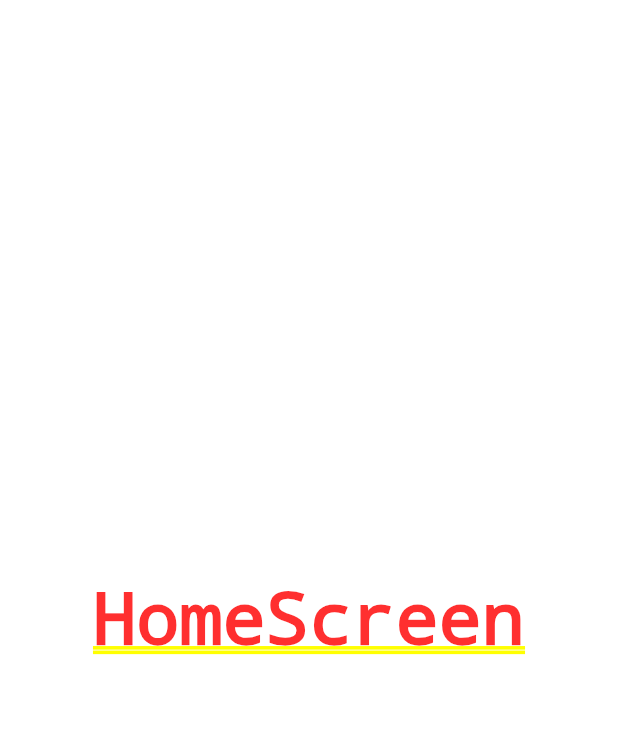
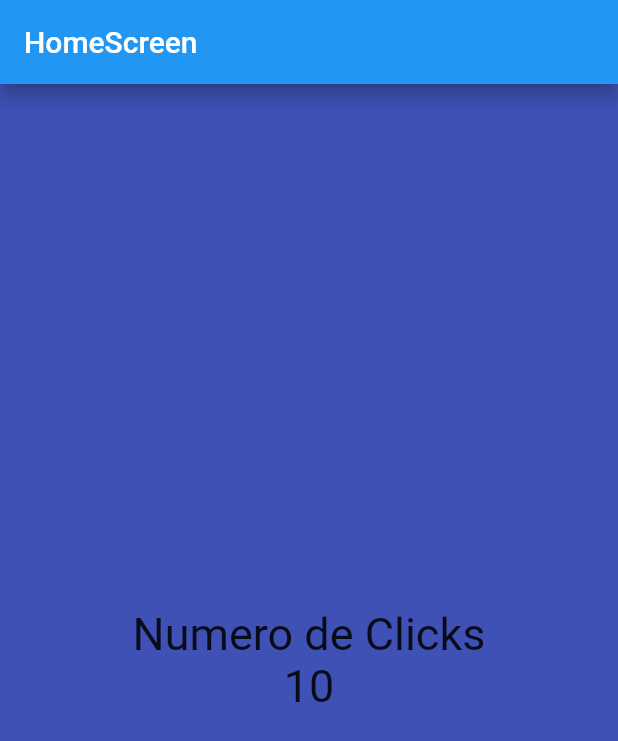
Before and after one commit to francocragnolini/counter_app_flutter, a Flutter app: the screen it shows after launch, on a phone screen of 412 x 824 dp. Shown: the top 741 px of the screen. Run offline on Flutter 3.47's test engine with Material 2 defaults, Android fonts, the phone set to English and light mode, and no system bars.

Commit message:
column-widget text-style

```diff
--- a/lib/main.dart
+++ b/lib/main.dart
@@ -1,5 +1,6 @@
+import 'package:flutter/material.dart';
+
 import 'package:counter_hello_world_app/screens/home_screen.dart';
-import 'package:flutter/material.dart';
 
 void main() {
   runApp(const MyApp());
--- a/lib/screens/home_screen.dart
+++ b/lib/screens/home_screen.dart
@@ -1,12 +1,35 @@
 import 'package:flutter/cupertino.dart';
+import 'package:flutter/material.dart';
 
 class HomeScreen extends StatelessWidget {
   const HomeScreen({super.key});
 
   @override
   Widget build(BuildContext context) {
-    return const Center(
-      child: Text('HomeScreen'),
+    const TextStyle fontSize30 = TextStyle(fontSize: 30);
+    return Scaffold(
+      appBar: AppBar(
+        title: const Text("HomeScreen"),
+        elevation: 5,
+      ),
+      backgroundColor: Colors.indigo,
+      body: Center(
+        child: Column(
+          mainAxisAlignment: MainAxisAlignment.center,
+          // relativo al widget que tiene mayor tamaño
+          // crossAxisAlignment: CrossAxisAlignment.center,
+          children: const [
+            Text(
+              'Numero de Clicks',
+              style: fontSize30,
+            ),
+            Text(
+              '10',
+              style: fontSize30,
+            ),
+          ],
+        ),
+      ),
     );
   }
 }
```
